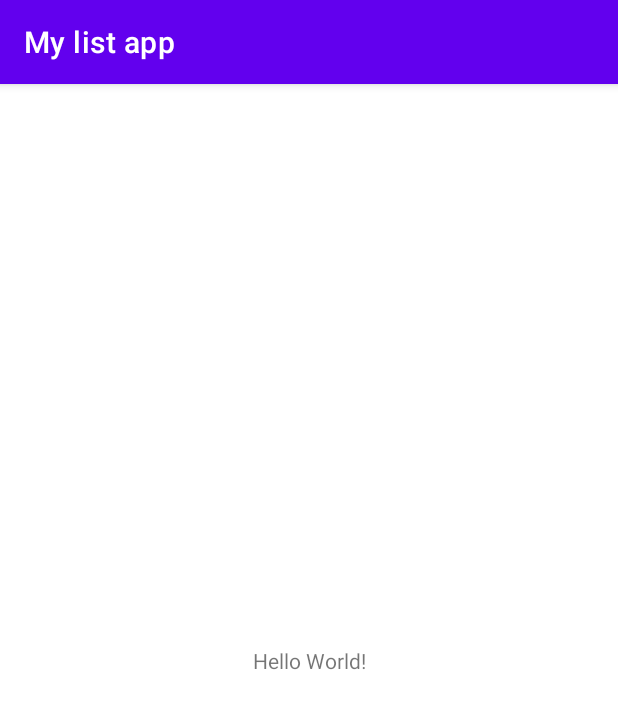
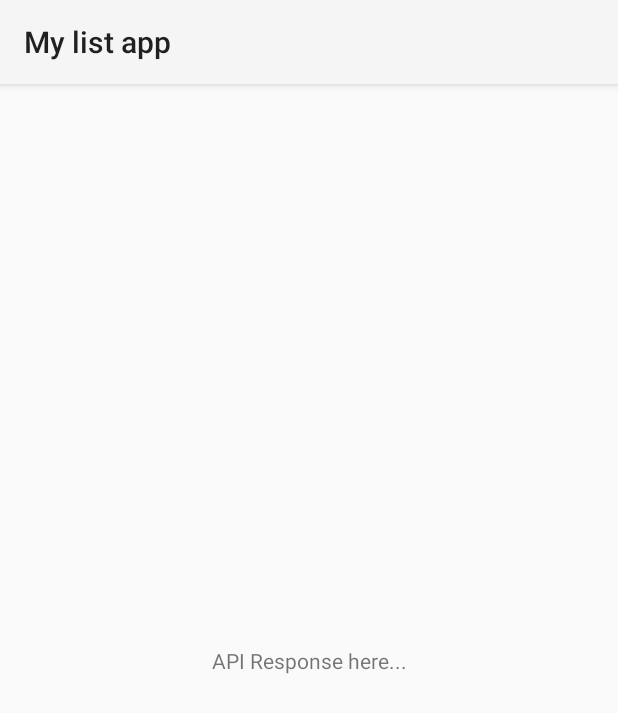
Before and after one commit to CluelessWizard/android-list-app, an Android app: the screen it shows after launch (MainActivity), on a phone screen of 412 x 824 dp. Shown: the top 713 px of the screen. Run offline under Robolectric (Android 15) with nearby library versions, the phone set to English and light mode, and no system bars; our stand-ins replace data binding.

Commit message:
Fragments and layout created

```diff
--- a/app/src/main/AndroidManifest.xml
+++ b/app/src/main/AndroidManifest.xml
@@ -1,6 +1,8 @@
 <?xml version="1.0" encoding="utf-8"?>
 <manifest xmlns:android="http://schemas.android.com/apk/res/android"
     package="com.cluelesswizard.mylistapp">
+
+    <uses-permission android:name="android.permission.INTERNET" />
 
     <application
         android:allowBackup="true"
@@ -8,11 +10,10 @@
         android:label="@string/app_name"
         android:roundIcon="@mipmap/ic_launcher_round"
         android:supportsRtl="true"
-        android:theme="@style/Theme.MyListApp">
+        android:theme="@style/AppTheme">
         <activity android:name=".MainActivity">
             <intent-filter>
                 <action android:name="android.intent.action.MAIN" />
-
                 <category android:name="android.intent.category.LAUNCHER" />
             </intent-filter>
         </activity>
--- /dev/null
+++ b/app/src/main/java/com/cluelesswizard/mylistapp/network/ApiService.kt
@@ -0,0 +1,3 @@
+package com.cluelesswizard.mylistapp.network
+
+private const val URL = "https://jsonplaceholder.typicode.com/photos"
--- /dev/null
+++ b/app/src/main/java/com/cluelesswizard/mylistapp/network/ResponseModel.kt
@@ -0,0 +1,3 @@
+package com.cluelesswizard.mylistapp.network
+
+class ResponseModel()
--- /dev/null
+++ b/app/src/main/java/com/cluelesswizard/mylistapp/overview/OverviewFragment.kt
@@ -0,0 +1,30 @@
+package com.cluelesswizard.mylistapp.overview
+
+import android.os.Bundle
+import android.view.*
+import androidx.fragment.app.Fragment
+import androidx.lifecycle.ViewModelProvider
+import com.cluelesswizard.mylistapp.R
+import com.cluelesswizard.mylistapp.databinding.FragmentOverviewBinding
+
+class OverviewFragment : Fragment() {
+
+
+    private val viewModel: OverviewViewModel by lazy {
+        ViewModelProvider(this).get(OverviewViewModel::class.java)
+    }
+
+    override fun onCreateView(inflater: LayoutInflater, container: ViewGroup?,
+                              savedInstanceState: Bundle?): View {
+        val binding = FragmentOverviewBinding.inflate(inflater)
+
+        // Allows Data Binding to Observe LiveData with the lifecycle of this Fragment
+        binding.lifecycleOwner = this
+
+        // Giving the binding access to the OverviewViewModel
+        binding.viewModel = viewModel
+
+        setHasOptionsMenu(true)
+        return binding.root
+    }
+}
--- /dev/null
+++ b/app/src/main/java/com/cluelesswizard/mylistapp/overview/OverviewViewModel.kt
@@ -0,0 +1,23 @@
+package com.cluelesswizard.mylistapp.overview
+
+import androidx.lifecycle.LiveData
+import androidx.lifecycle.MutableLiveData
+import androidx.lifecycle.ViewModel
+
+class OverviewViewModel : ViewModel() {
+
+    // The internal MutableLiveData String that stores the status of the most recent request
+    private val _response = MutableLiveData<String>()
+
+    // The external immutable LiveData for the request status String
+    val response: LiveData<String>
+        get() = _response
+
+    init {
+        getApiResponse()
+    }
+
+    private fun getApiResponse() {
+        _response.value = "API Response here..."
+    }
+}
--- /dev/null
+++ b/app/src/main/java/com/cluelesswizard/mylistapp/overview/PhotoGridAdapter.kt
@@ -0,0 +1 @@
+package com.cluelesswizard.mylistapp.overview
--- a/app/src/main/res/layout/activity_main.xml
+++ b/app/src/main/res/layout/activity_main.xml
@@ -1,18 +1,9 @@
 <?xml version="1.0" encoding="utf-8"?>
-<androidx.constraintlayout.widget.ConstraintLayout xmlns:android="http://schemas.android.com/apk/res/android"
+<fragment xmlns:android="http://schemas.android.com/apk/res/android"
     xmlns:app="http://schemas.android.com/apk/res-auto"
-    xmlns:tools="http://schemas.android.com/tools"
+    android:id="@+id/nav_host_fragment"
+    android:name="androidx.navigation.fragment.NavHostFragment"
     android:layout_width="match_parent"
     android:layout_height="match_parent"
-    tools:context=".MainActivity">
-
-    <TextView
-        android:layout_width="wrap_content"
-        android:layout_height="wrap_content"
-        android:text="Hello World!"
-        app:layout_constraintBottom_toBottomOf="parent"
-        app:layout_constraintLeft_toLeftOf="parent"
-        app:layout_constraintRight_toRightOf="parent"
-        app:layout_constraintTop_toTopOf="parent" />
-
-</androidx.constraintlayout.widget.ConstraintLayout>
+    app:defaultNavHost="true"
+    app:navGraph="@navigation/nav_graph" />
--- /dev/null
+++ b/app/src/main/res/layout/fragment_overview.xml
@@ -0,0 +1,26 @@
+<?xml version="1.0" encoding="utf-8"?>
+<layout xmlns:android="http://schemas.android.com/apk/res/android"
+    xmlns:app="http://schemas.android.com/apk/res-auto"
+    xmlns:tools="http://schemas.android.com/tools">
+
+    <data>
+        <variable
+            name="viewModel"
+            type="com.cluelesswizard.mylistapp.overview.OverviewViewModel" />
+    </data>
+
+    <androidx.constraintlayout.widget.ConstraintLayout
+        android:layout_width="match_parent"
+        android:layout_height="match_parent"
+        tools:context="com.example.android.marsrealestate.MainActivity">
+        <TextView
+            android:layout_width="wrap_content"
+            android:layout_height="wrap_content"
+            android:text="@{viewModel.response}"
+            app:layout_constraintBottom_toBottomOf="parent"
+            app:layout_constraintLeft_toLeftOf="parent"
+            app:layout_constraintRight_toRightOf="parent"
+            app:layout_constraintTop_toTopOf="parent" />
+
+    </androidx.constraintlayout.widget.ConstraintLayout>
+</layout>
--- a/app/src/main/res/values/colors.xml
+++ b/app/src/main/res/values/colors.xml
@@ -1,10 +1,6 @@
 <?xml version="1.0" encoding="utf-8"?>
 <resources>
-    <color name="purple_200">#FFBB86FC</color>
-    <color name="purple_500">#FF6200EE</color>
-    <color name="purple_700">#FF3700B3</color>
-    <color name="teal_200">#FF03DAC5</color>
-    <color name="teal_700">#FF018786</color>
-    <color name="black">#FF000000</color>
-    <color name="white">#FFFFFFFF</color>
+    <color name="colorPrimary">#3F51B5</color>
+    <color name="colorPrimaryDark">#303F9F</color>
+    <color name="colorAccent">#FF4081</color>
 </resources>
```
Also changed, not shown: app/src/main/java/com/cluelesswizard/mylistapp/detail/DetailFragment.kt (added, +21 -0 lines), app/src/main/java/com/cluelesswizard/mylistapp/detail/DetailViewModel.kt (added, +10 -0 lines), app/src/main/java/com/cluelesswizard/mylistapp/detail/DetailViewModelFactory.kt (added, +18 -0 lines), app/src/main/res/layout/fragment_detail.xml (added, +51 -0 lines), app/src/main/res/layout/grid_view_item.xml (added, +13 -0 lines), app/src/main/res/navigation/nav_graph.xml (added, +25 -0 lines).
